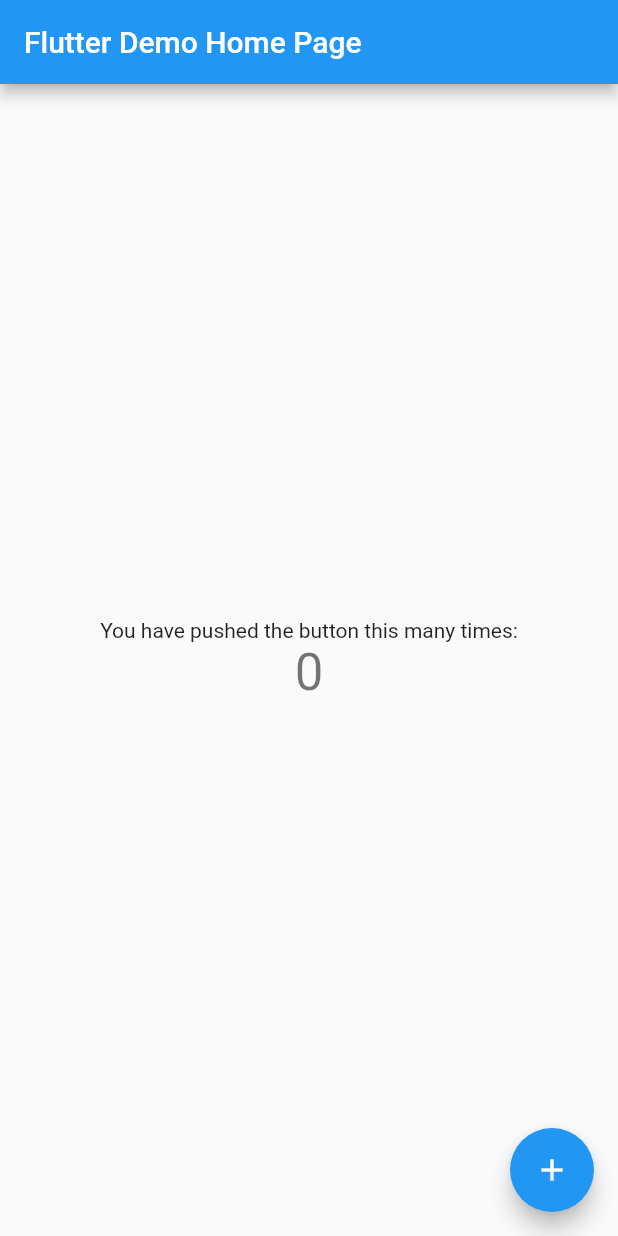
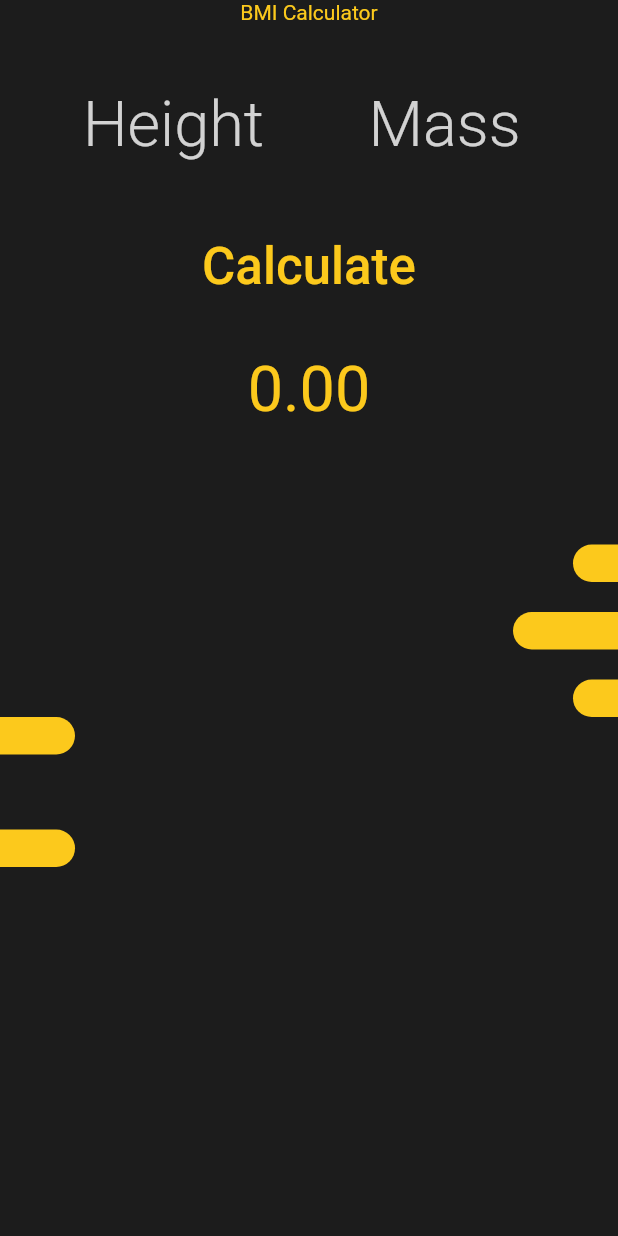
Before and after one commit to dogukangulyasar/Flutter-BMI-Calculator-Mobile-App, a Flutter app: the screen it shows after launch, on a phone screen of 412 x 824 dp. Run offline on Flutter 3.47's test engine with Material 2 defaults, Android fonts, the phone set to English and light mode, and no system bars; our stand-ins replace hexcolor.

Commit message:
BMI calculator finished

```diff
--- /dev/null
+++ b/lib/constants/colors.dart
@@ -0,0 +1,2 @@
+const String mainColor = "#1C1C1C";
+const String primaryColor = "#FCC91C";
--- a/lib/main.dart
+++ b/lib/main.dart
@@ -1,115 +1,6 @@
 import 'package:flutter/material.dart';
+import 'package:flutterbmicalculator/screens/home.dart';
 
 void main() {
-  runApp(const MyApp());
+  runApp(const Home());
 }
-
-class MyApp extends StatelessWidget {
-  const MyApp({super.key});
-
-  // This widget is the root of your application.
-  @override
-  Widget build(BuildContext context) {
-    return MaterialApp(
-      title: 'Flutter Demo',
-      theme: ThemeData(
-        // This is the theme of your application.
-        //
-        // Try running your application with "flutter run". You'll see the
-        // application has a blue toolbar. Then, without quitting the app, try
-        // changing the primarySwatch below to Colors.green and then invoke
-        // "hot reload" (press "r" in the console where you ran "flutter run",
-        // or simply save your changes to "hot reload" in a Flutter IDE).
-        // Notice that the counter didn't reset back to zero; the application
-        // is not restarted.
-        primarySwatch: Colors.blue,
-      ),
-      home: const MyHomePage(title: 'Flutter Demo Home Page'),
-    );
-  }
-}
-
-class MyHomePage extends StatefulWidget {
-  const MyHomePage({super.key, required this.title});
-
-  // This widget is the home page of your application. It is stateful, meaning
-  // that it has a State object (defined below) that contains fields that affect
-  // how it looks.
-
-  // This class is the configuration for the state. It holds the values (in this
-  // case the title) provided by the parent (in this case the App widget) and
-  // used by the build method of the State. Fields in a Widget subclass are
-  // always marked "final".
-
-  final String title;
-
-  @override
-  State<MyHomePage> createState() => _MyHomePageState();
-}
-
-class _MyHomePageState extends State<MyHomePage> {
-  int _counter = 0;
-
-  void _incrementCounter() {
-    setState(() {
-      // This call to setState tells the Flutter framework that something has
-      // changed in this State, which causes it to rerun the build method below
-      // so that the display can reflect the updated values. If we changed
-      // _counter without calling setState(), then the build method would not be
-      // called again, and so nothing would appear to happen.
-      _counter++;
-    });
-  }
-
-  @override
-  Widget build(BuildContext context) {
-    // This method is rerun every time setState is called, for instance as done
-    // by the _incrementCounter method above.
-    //
-    // The Flutter framework has been optimized to make rerunning build methods
-    // fast, so that you can just rebuild anything that needs updating rather
-    // than having to individually change instances of widgets.
-    return Scaffold(
-      appBar: AppBar(
-        // Here we take the value from the MyHomePage object that was created by
-        // the App.build method, and use it to set our appbar title.
-        title: Text(widget.title),
-      ),
-      body: Center(
-        // Center is a layout widget. It takes a single child and positions it
-        // in the middle of the parent.
-        child: Column(
-          // Column is also a layout widget. It takes a list of children and
-          // arranges them vertically. By default, it sizes itself to fit its
-          // children horizontally, and tries to be as tall as its parent.
-          //
-          // Invoke "debug painting" (press "p" in the console, choose the
-          // "Toggle Debug Paint" action from the Flutter Inspector in Android
-          // Studio, or the "Toggle Debug Paint" command in Visual Studio Code)
-          // to see the wireframe for each widget.
-          //
-          // Column has various properties to control how it sizes itself and
-          // how it positions its children. Here we use mainAxisAlignment to
-          // center the children vertically; the main axis here is the vertical
-          // axis because Columns are vertical (the cross axis would be
-          // horizontal).
-          mainAxisAlignment: MainAxisAlignment.center,
-          children: <Widget>[
-            const Text(
-              'You have pushed the button this many times:',
-            ),
-            Text(
-              '$_counter',
-              style: Theme.of(context).textTheme.headline4,
-            ),
-          ],
-        ),
-      ),
-      floatingActionButton: FloatingActionButton(
-        onPressed: _incrementCounter,
-        tooltip: 'Increment',
-        child: const Icon(Icons.add),
-      ), // This trailing comma makes auto-formatting nicer for build methods.
-    );
-  }
-}
--- /dev/null
+++ b/lib/screens/home.dart
@@ -0,0 +1,168 @@
+import 'package:flutter/material.dart';
+import 'package:flutterbmicalculator/constants/colors.dart';
+import 'package:flutterbmicalculator/widgets/left.dart';
+import 'package:flutterbmicalculator/widgets/right.dart';
+import 'package:hexcolor/hexcolor.dart';
+
+class Home extends StatefulWidget {
+  const Home({super.key});
+
+  @override
+  State<Home> createState() => _HomeState();
+}
+
+class _HomeState extends State<Home> {
+  String _result = "";
+  final heightController = TextEditingController();
+  final massController = TextEditingController();
+  double _value = 0;
+
+  calculate() {
+    FocusManager.instance.primaryFocus?.unfocus();
+    double height = double.parse(heightController.text);
+    double mass = double.parse(massController.text);
+
+    double bmi = (mass / height / height) * 10000;
+
+    if (bmi < 18.4) {
+      setState(() {
+        _result = "Underweight";
+        _value = bmi;
+      });
+    } else if (bmi > 18.4 && bmi < 24.9) {
+      setState(() {
+        _result = "Normal weight";
+        _value = bmi;
+      });
+    } else if (bmi > 24.9 && bmi < 39.9) {
+      setState(() {
+        _result = "Overweight";
+        _value = bmi;
+      });
+    } else {
+      setState(() {
+        _result = "Obese";
+        _value = bmi;
+      });
+    }
+  }
+
+  // This widget is the root of your application.
+  @override
+  Widget build(BuildContext context) {
+    return MaterialApp(
+      debugShowCheckedModeBanner: false,
+      title: 'Flutter Demo',
+      theme: ThemeData(
+        primarySwatch: Colors.blue,
+      ),
+      home: SafeArea(
+        child: Scaffold(
+          backgroundColor: HexColor(mainColor),
+          body: ListView(
+            children: [
+              Row(
+                mainAxisAlignment: MainAxisAlignment.center,
+                children: [
+                  Text(
+                    "BMI Calculator",
+                    style: TextStyle(
+                      color: HexColor(primaryColor),
+                    ),
+                  )
+                ],
+              ),
+              const SizedBox(height: 30),
+              Row(
+                mainAxisAlignment: MainAxisAlignment.spaceEvenly,
+                children: [
+                  SizedBox(
+                    width: 130,
+                    child: TextField(
+                      controller: heightController,
+                      textAlign: TextAlign.center,
+                      style: const TextStyle(
+                          fontSize: 42,
+                          fontWeight: FontWeight.w300,
+                          color: Colors.grey),
+                      keyboardType: TextInputType.number,
+                      decoration: InputDecoration(
+                          border: InputBorder.none,
+                          hintText: "Height",
+                          hintStyle: TextStyle(
+                              fontSize: 42,
+                              fontWeight: FontWeight.w300,
+                              color: Colors.white.withOpacity(.8))),
+                    ),
+                  ),
+                  SizedBox(
+                    width: 130,
+                    child: TextField(
+                      controller: massController,
+                      textAlign: TextAlign.center,
+                      style: const TextStyle(
+                          fontSize: 42,
+                          fontWeight: FontWeight.w300,
+                          color: Colors.grey),
+                      keyboardType: TextInputType.number,
+                      decoration: InputDecoration(
+                          border: InputBorder.none,
+                          hintText: "Mass",
+                          hintStyle: TextStyle(
+                              fontSize: 42,
+                              fontWeight: FontWeight.w300,
+                              color: Colors.white.withOpacity(.8))),
+                    ),
+                  )
+                ],
+              ),
+              const SizedBox(height: 30),
+              Row(
+                mainAxisAlignment: MainAxisAlignment.center,
+                children: [
+                  TextButton(
+                      onPressed: calculate,
+                      child: Text(
+                        "Calculate",
+                        style: TextStyle(
+                            fontSize: 34, color: HexColor(primaryColor)),
+                      ))
+                ],
+              ),
+              const SizedBox(height: 30),
+              Row(
+                mainAxisAlignment: MainAxisAlignment.center,
+                children: [
+                  Text(
+                    _value.toStringAsFixed(2),
+                    style:
+                        TextStyle(color: HexColor(primaryColor), fontSize: 42),
+                  )
+                ],
+              ),
+              const SizedBox(height: 30),
+              Row(
+                mainAxisAlignment: MainAxisAlignment.center,
+                children: [
+                  Text(
+                    _result,
+                    style:
+                        TextStyle(color: HexColor(primaryColor), fontSize: 42),
+                  )
+                ],
+              ),
+              const RightBar(barWidth: 30),
+              const SizedBox(height: 20),
+              const RightBar(barWidth: 70),
+              const SizedBox(height: 20),
+              const RightBar(barWidth: 30),
+              const LeftBar(barWidth: 50),
+              const SizedBox(height: 50),
+              const LeftBar(barWidth: 50)
+            ],
+          ),
+        ),
+      ),
+    );
+  }
+}
--- /dev/null
+++ b/lib/widgets/left.dart
@@ -0,0 +1,27 @@
+import 'package:flutter/material.dart';
+import 'package:flutterbmicalculator/constants/colors.dart';
+import 'package:hexcolor/hexcolor.dart';
+
+class LeftBar extends StatelessWidget {
+  const LeftBar({super.key, required this.barWidth});
+  final double barWidth;
+  @override
+  Widget build(BuildContext context) {
+    return Row(
+      mainAxisAlignment: MainAxisAlignment.start,
+      children: [
+        Container(
+          height: 25,
+          width: barWidth,
+          decoration: BoxDecoration(
+            borderRadius: const BorderRadius.only(
+              topRight: Radius.circular(20),
+              bottomRight: Radius.circular(20)
+            ),
+            color: HexColor(primaryColor)
+          ),
+        )
+      ],
+    );
+  }
+}
--- /dev/null
+++ b/lib/widgets/right.dart
@@ -0,0 +1,27 @@
+import 'package:flutter/material.dart';
+import 'package:flutterbmicalculator/constants/colors.dart';
+import 'package:hexcolor/hexcolor.dart';
+
+class RightBar extends StatelessWidget {
+  const RightBar({super.key, required this.barWidth});
+  final double barWidth;
+  @override
+  Widget build(BuildContext context) {
+    return Row(
+      mainAxisAlignment: MainAxisAlignment.end,
+      children: [
+        Container(
+          height: 25,
+          width: barWidth,
+          decoration: BoxDecoration(
+            borderRadius: const BorderRadius.only(
+              topLeft: Radius.circular(20),
+              bottomLeft: Radius.circular(20)
+            ),
+            color: HexColor(primaryColor)
+          ),
+        )
+      ],
+    );
+  }
+}
--- a/pubspec.yaml
+++ b/pubspec.yaml
@@ -36,6 +36,7 @@
   # The following adds the Cupertino Icons font to your application.
   # Use with the CupertinoIcons class for iOS style icons.
   cupertino_icons: ^1.0.2
+  hexcolor: ^2.0.7
 
 dev_dependencies:
   flutter_test:
```
Also changed, not shown: 1 other file.
